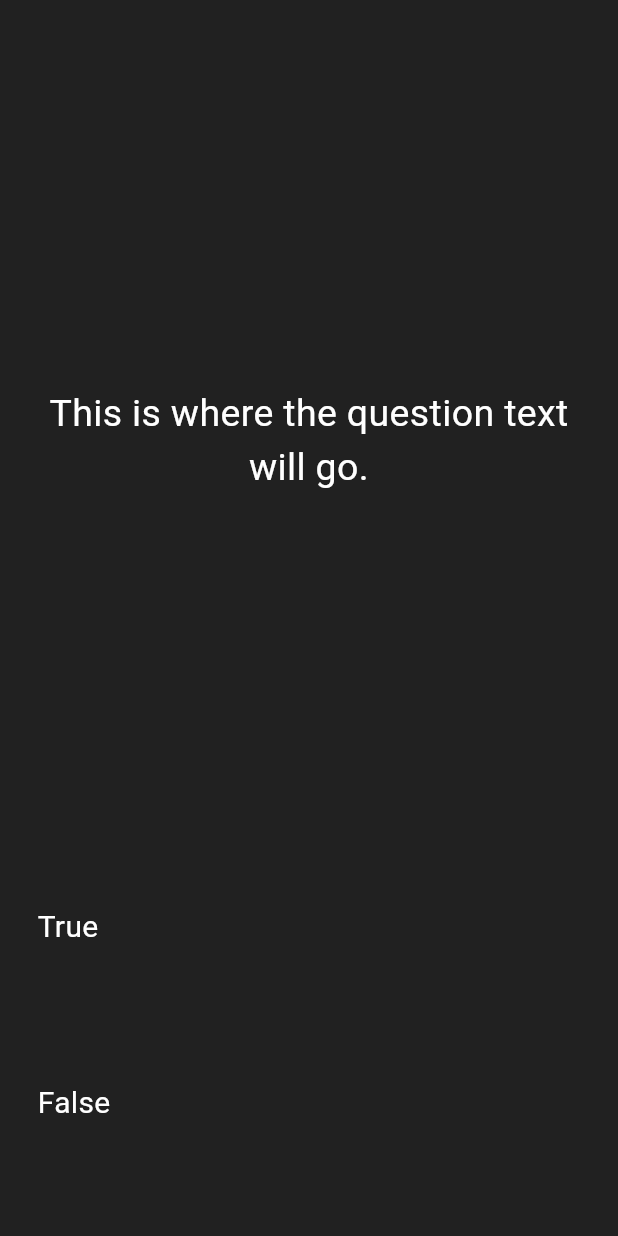
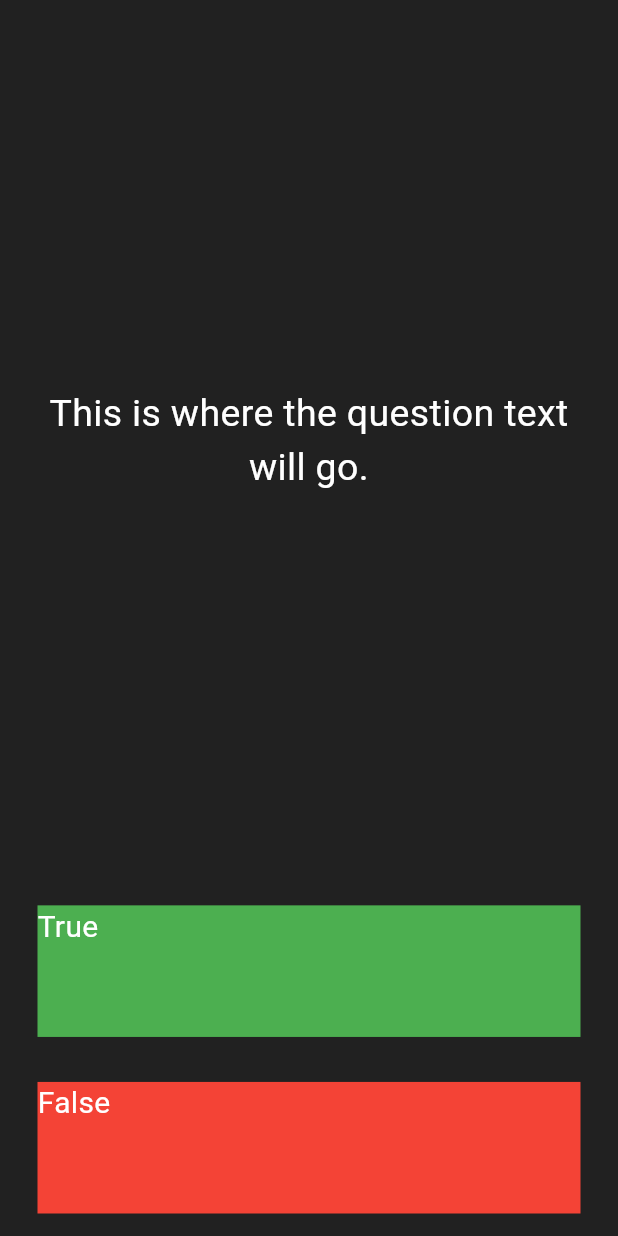
Before and after one commit to CMorehead74/Learning-Flutter, a Flutter app: the screen it shows after launch, on a phone screen of 412 x 824 dp. Run offline on Flutter 3.47's test engine with Material 3 defaults, Android fonts, the phone set to English and light mode, and no system bars.

Commit message:
re colored text boxes

```diff
--- a/quizzler_flutter/lib/main.dart
+++ b/quizzler_flutter/lib/main.dart
@@ -51,8 +51,12 @@ class _QuizPageState extends State<QuizPage> {
           child: Padding(
             padding: EdgeInsets.all(15.0),
             child: GestureDetector(
+              onTap: () {
+                //The user picked true.
+              },
+              child: Container(
               //textColor: Colors.white,
-              //color: Colors.green,
+              color: Colors.green,
               child: Text(
                 'True',
                 style: TextStyle(
@@ -60,9 +64,7 @@ class _QuizPageState extends State<QuizPage> {
                   fontSize: 20.0,
                 ),
               ),
-              onTap: () {
-                //The user picked true.
-              },
+            ),
             ),
           ),
         ),
@@ -70,7 +72,11 @@ class _QuizPageState extends State<QuizPage> {
           child: Padding(
             padding: EdgeInsets.all(15.0),
             child: GestureDetector(
-              //color: Colors.red,
+              onTap: () {
+                //The user picked false.
+              },
+              child: Container(
+              color: Colors.red,
               child: Text(
                 'False',
                 style: TextStyle(
@@ -78,9 +84,7 @@ class _QuizPageState extends State<QuizPage> {
                   color: Colors.white,
                 ),
               ),
-              onTap: () {
-                //The user picked false.
-              },
+              ),
             ),
           ),
         ),
```
